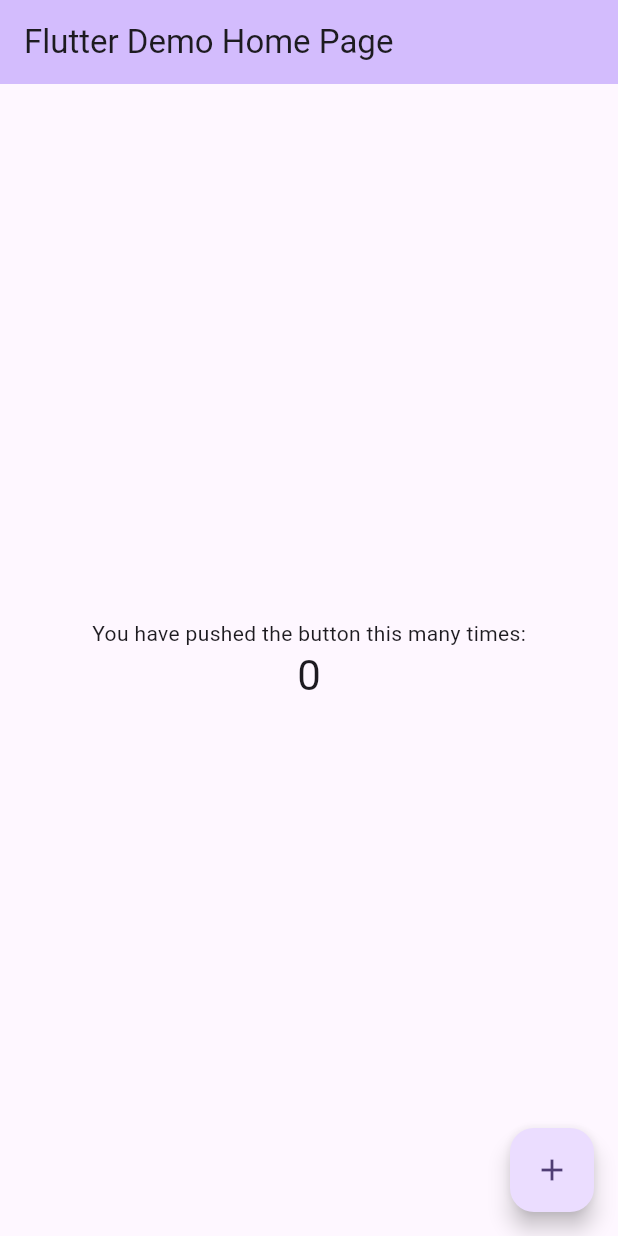
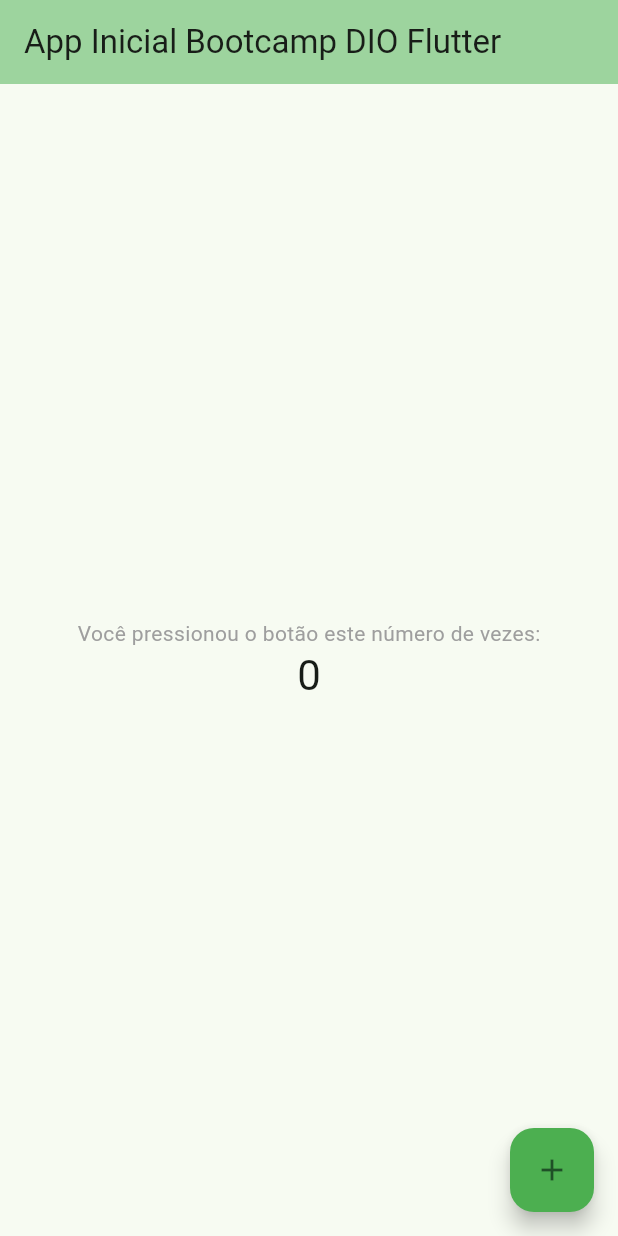
Before and after one commit to donkaio1/appdioflutter, a Flutter app: the screen it shows after launch, on a phone screen of 412 x 824 dp. Run offline on Flutter 3.47's test engine with Material 2 defaults, Android fonts, the phone set to English and light mode, and no system bars.

Commit message:
Aprendendo a mudar cores

```diff
--- a/lib/main.dart
+++ b/lib/main.dart
@@ -11,7 +11,7 @@
   @override
   Widget build(BuildContext context) {
     return MaterialApp(
-      title: 'Flutter Demo',
+      title: 'App DIO Flutter Inicial',
       theme: ThemeData(
         // This is the theme of your application.
         //
@@ -28,10 +28,11 @@
         //
         // This works for code too, not just values: Most code changes can be
         // tested with just a hot reload.
-        colorScheme: ColorScheme.fromSeed(seedColor: Colors.deepPurple),
+        colorScheme: ColorScheme.fromSeed(
+            seedColor: const Color.fromARGB(255, 74, 195, 98)),
         useMaterial3: true,
       ),
-      home: const MyHomePage(title: 'Flutter Demo Home Page'),
+      home: const MyHomePage(title: 'App Inicial Bootcamp DIO Flutter'),
     );
   }
 }
@@ -105,9 +106,8 @@
           // wireframe for each widget.
           mainAxisAlignment: MainAxisAlignment.center,
           children: <Widget>[
-            const Text(
-              'You have pushed the button this many times:',
-            ),
+            const Text('Você pressionou o botão este número de vezes:',
+                style: TextStyle(color: Colors.grey)),
             Text(
               '$_counter',
               style: Theme.of(context).textTheme.headlineMedium,
@@ -118,6 +118,8 @@
       floatingActionButton: FloatingActionButton(
         onPressed: _incrementCounter,
         tooltip: 'Increment',
+        backgroundColor: Colors.green,
+        splashColor: const Color.fromARGB(255, 22, 250, 29),
         child: const Icon(Icons.add),
       ), // This trailing comma makes auto-formatting nicer for build methods.
     );
```
